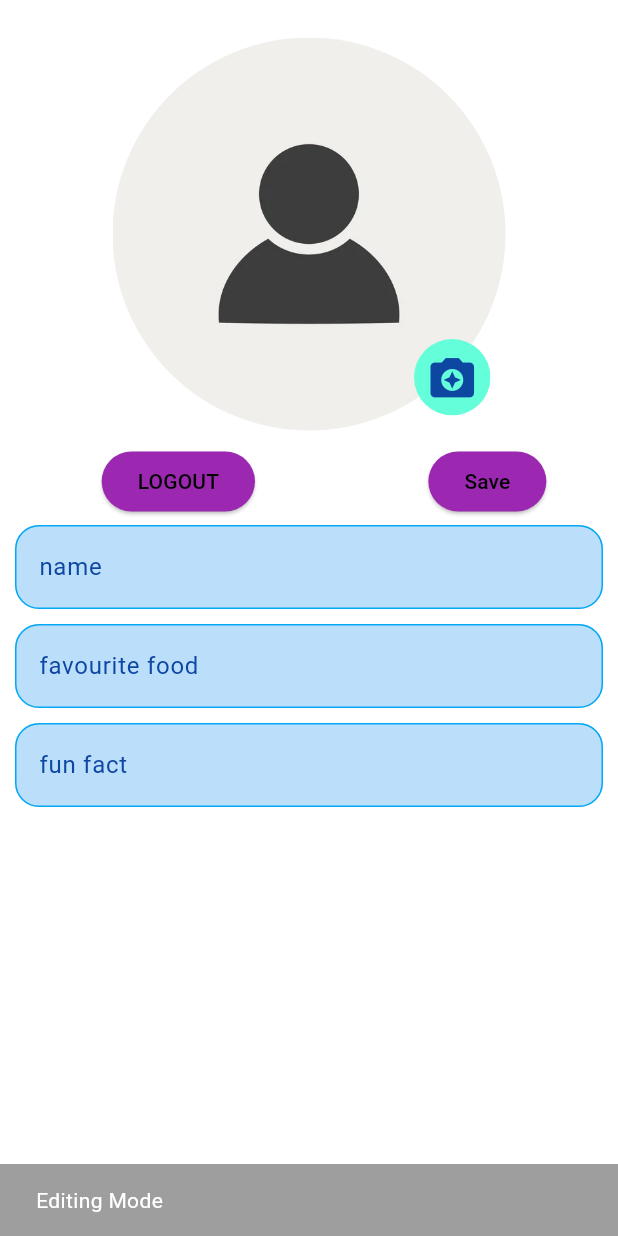
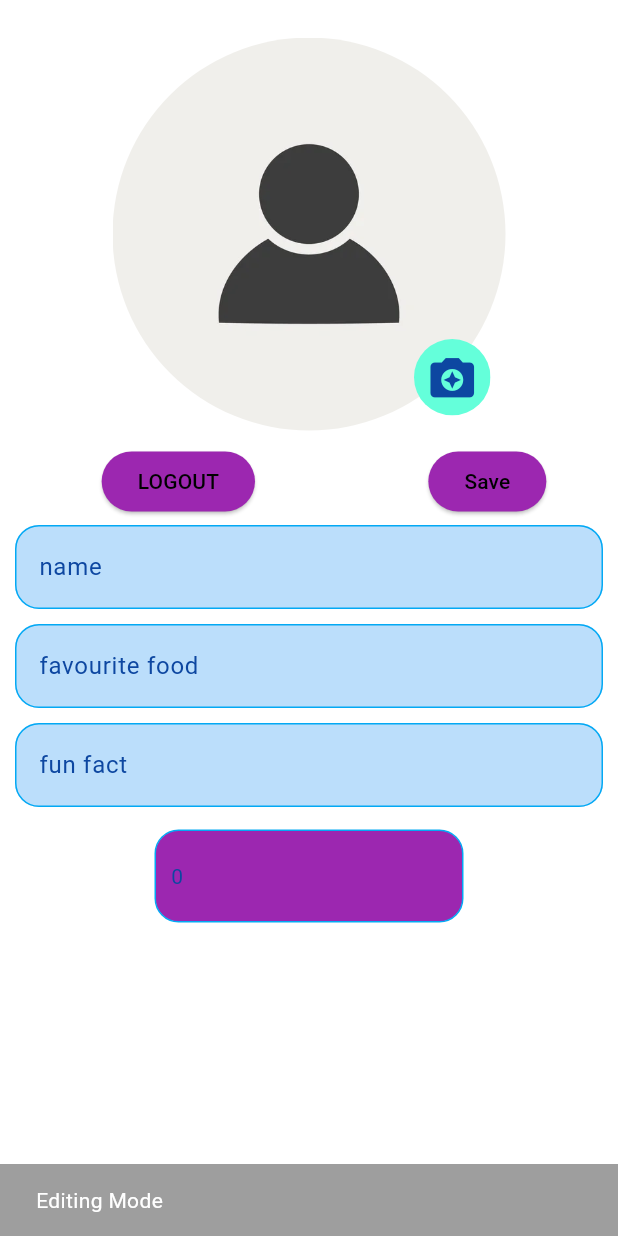
Before and after one commit to luhouyang/jockaton, a Flutter app: the ProfilePage screen opened directly, after a tap on "Edit", on a phone screen of 412 x 824 dp. Run offline on Flutter 3.47's test engine with Material 3 defaults, Android fonts, the phone set to English and light mode, and no system bars; our stand-ins replace carousel_slider, cloud_firestore, email_validator, firebase_auth, firebase_core, loading_animation_widget and 1 more; accounts and stored records are empty; network calls fail.

Commit message:
profile color

```diff
--- a/lib/pages/profile_page.dart
+++ b/lib/pages/profile_page.dart
@@ -248,6 +248,7 @@ class _ProfilePageState extends State<ProfilePage> {
                                 foodTextController),
                             inputTextWidget(
                                 "fun fact", textVerify, factTextController),
+                                waterTimerWidget(),
                           ],
                         )
                       : Column(
@@ -255,24 +256,7 @@ class _ProfilePageState extends State<ProfilePage> {
                             displayTextWidget(nameTextController.text),
                             displayTextWidget(foodTextController.text),
                             displayTextWidget(factTextController.text),
-                            Padding(
-                              padding: const EdgeInsets.only(top: 10),
-                              child: Container(
-                                margin: const EdgeInsets.fromLTRB(10, 0, 10, 0),
-                                padding:
-                                    const EdgeInsets.fromLTRB(10, 20, 10, 20),
-                                width: MediaQuery.of(context).size.width * 0.5,
-                                decoration: BoxDecoration(
-                                    border: Border.all(
-                                        color: profileColorScheme.border),
-                                    borderRadius: BorderRadius.circular(16.0)),
-                                child: Text(
-                                  waterTextController.text,
-                                  style: TextStyle(
-                                      color: profileColorScheme.h1Text),
-                                ),
-                              ),
-                            ),
+                            waterTimerWidget(),
                           ],
                         ),
                 ],
@@ -330,6 +314,26 @@ class _ProfilePageState extends State<ProfilePage> {
           text,
           style: TextStyle(color: profileColorScheme.h1Text),
         ),
-        ));
+      ),
+    );
+  }
+
+  Widget waterTimerWidget() {
+    return Padding(
+      padding: const EdgeInsets.only(top: 10),
+      child: Container(
+        margin: const EdgeInsets.fromLTRB(10, 0, 10, 0),
+        padding: const EdgeInsets.fromLTRB(10, 20, 10, 20),
+        width: MediaQuery.of(context).size.width * 0.5,
+        decoration: BoxDecoration(
+          color: _isEditing ? profileColorScheme.textFeild : _isCrazyMode ? profileColorScheme.textFeild : Colors.white,
+            border: Border.all(color: profileColorScheme.border),
+            borderRadius: BorderRadius.circular(16.0)),
+        child: Text(
+          waterTextController.text,
+          style: TextStyle(color: profileColorScheme.h1Text),
+        ),
+      ),
+    );
   }
 }
```
Lines whose indentation alone changed are shown as unchanged.
